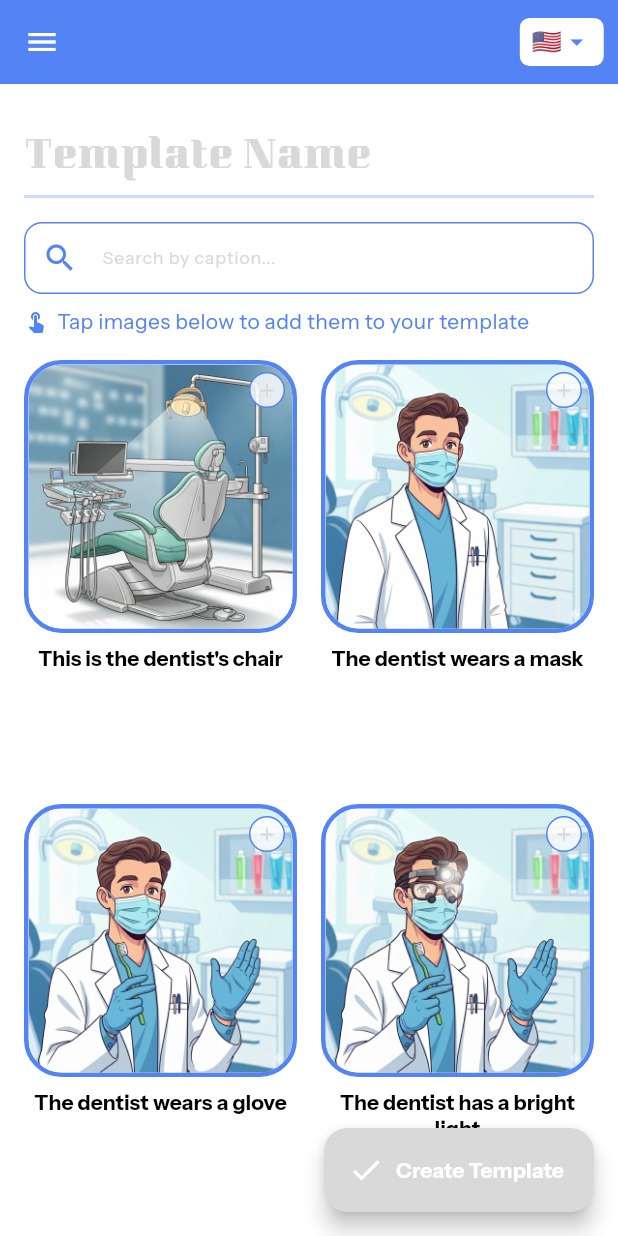
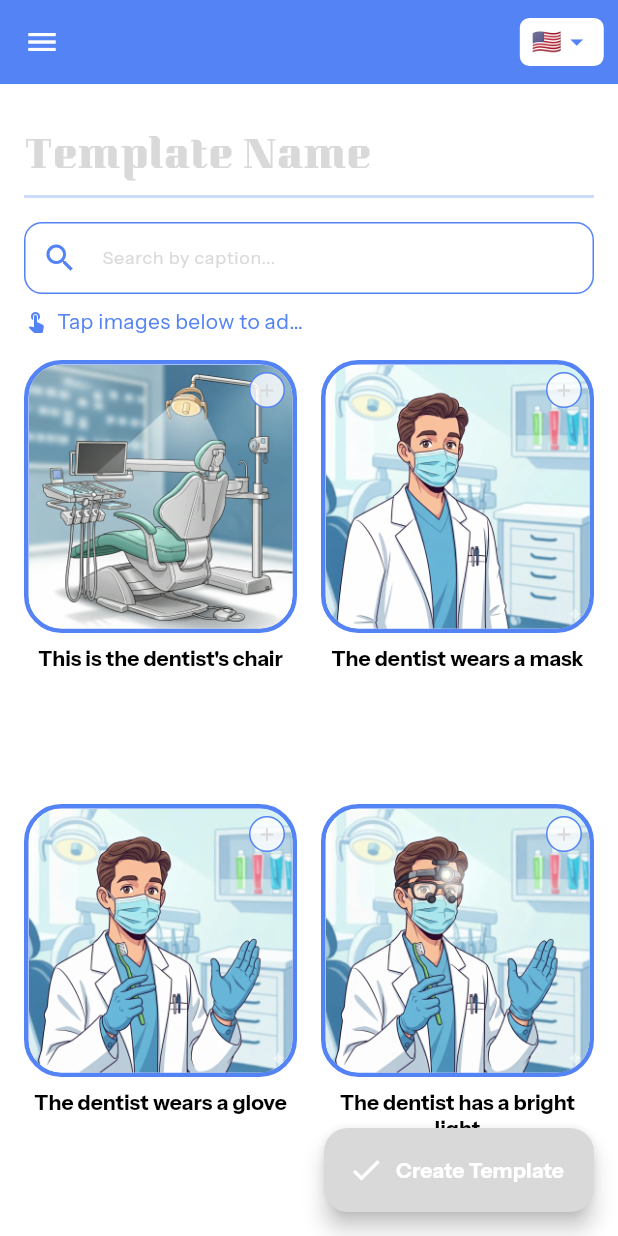
Before and after one commit to anandprasad29/Verbadent, a Flutter app: the BuildOwnPage screen opened directly, on a phone screen of 412 x 824 dp. Run offline on Flutter 3.47's test engine with Material 3 defaults, Android fonts, the phone set to English and light mode, and no system bars; our stand-ins replace flutter_native_splash, flutter_riverpod, flutter_tts, go_router, riverpod_annotation, shared_preferences; accounts and stored records are empty; generated files the repository leaves out were written again.

Commit message:
fix(ui): fix text overflow and phone landscape sidebar behavior
- Wrap 'Tap images below' prompt in Flexible to prevent overflow on narrow screens
- Add TextOverflow.ellipsis for graceful text truncation
- Use shortestSide to detect phones and always show hamburger menu on phones
- Prevents sidebar from appearing on phones in landscape mode

```diff
--- a/lib/src/features/build_own/presentation/build_own_page.dart
+++ b/lib/src/features/build_own/presentation/build_own_page.dart
@@ -445,11 +445,13 @@ class _BuildOwnPageState extends ConsumerState<BuildOwnPage> {
           )
         else if (selectionCount == 0)
           // Empty state prompt
-          Row(
+          Flexible(
+            child: Row(
               children: [
                 Icon(Icons.touch_app, size: 16, color: context.appPrimary),
                 const SizedBox(width: 6),
-              Text(
+                Flexible(
+                  child: Text(
                     l10n?.emptyTemplatePrompt ??
                         'Tap images below to add them to your template',
                     style: TextStyle(
@@ -457,8 +459,11 @@ class _BuildOwnPageState extends ConsumerState<BuildOwnPage> {
                       fontSize: 14,
                       color: context.appPrimary,
                     ),
+                    overflow: TextOverflow.ellipsis,
+                  ),
                 ),
               ],
+            ),
           ),
         const Spacer(),
         if (selectionCount > 0)
--- a/lib/src/widgets/app_shell.dart
+++ b/lib/src/widgets/app_shell.dart
@@ -30,10 +30,15 @@ class AppShell extends StatelessWidget {
 
   @override
   Widget build(BuildContext context) {
-    final isWideScreen =
-        MediaQuery.of(context).size.width >= AppConstants.sidebarBreakpoint;
+    final size = MediaQuery.of(context).size;
+    final isWideScreen = size.width >= AppConstants.sidebarBreakpoint;
 
-    if (isWideScreen) {
+    // On phones (shortest side < 600), always use hamburger menu
+    // This prevents sidebar from showing on phones in landscape mode
+    final shortestSide = size.shortestSide;
+    final isPhone = shortestSide < 600;
+
+    if (isWideScreen && !isPhone) {
       return _buildDesktopLayout(context);
     } else {
       return _buildMobileLayout(context);
```
Lines whose indentation alone changed are shown as unchanged.
